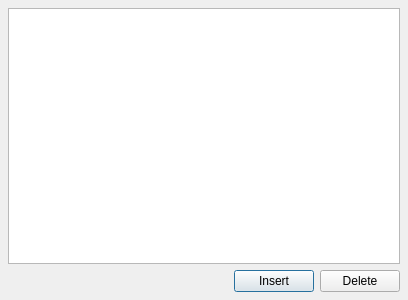
Qt form dialog/tagmanagerdlg.ui (ytxerp/ytx-client) before a commit.
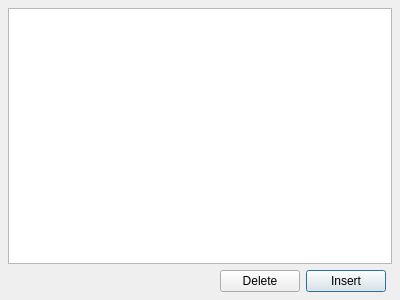
The same form after that commit.

Patch:
```diff
--- a/dialog/tagmanagerdlg.ui
+++ b/dialog/tagmanagerdlg.ui
@@ -2,6 +2,14 @@
 <ui version="4.0">
  <class>TagManagerDlg</class>
  <widget class="QDialog" name="TagManagerDlg">
+  <property name="geometry">
+   <rect>
+    <x>0</x>
+    <y>0</y>
+    <width>400</width>
+    <height>300</height>
+   </rect>
+  </property>
   <property name="minimumSize">
    <size>
     <width>400</width>
@@ -24,9 +32,19 @@
    <property name="bottomMargin">
     <number>8</number>
    </property>
-   <item row="0" column="0" colspan="3">
+   <item row="0" column="0" colspan="4">
     <widget class="QTableView" name="tableView"/>
    </item>
+   <item row="1" column="2">
+    <widget class="QPushButton" name="pBtnInsert">
+     <property name="text">
+      <string>Insert</string>
+     </property>
+     <property name="default">
+      <bool>true</bool>
+     </property>
+    </widget>
+   </item>
    <item row="1" column="0">
     <spacer name="horizontalSpacer">
      <property name="orientation">
@@ -41,16 +59,6 @@
     </spacer>
    </item>
    <item row="1" column="1">
-    <widget class="QPushButton" name="pBtnInsert">
-     <property name="text">
-      <string>Insert</string>
-     </property>
-     <property name="default">
-      <bool>true</bool>
-     </property>
-    </widget>
-   </item>
-   <item row="1" column="2">
     <widget class="QPushButton" name="pBtnDelete">
      <property name="text">
       <string>Delete</string>
```
Left out of the diff: 5 changed lines with no effect on the pictures.
